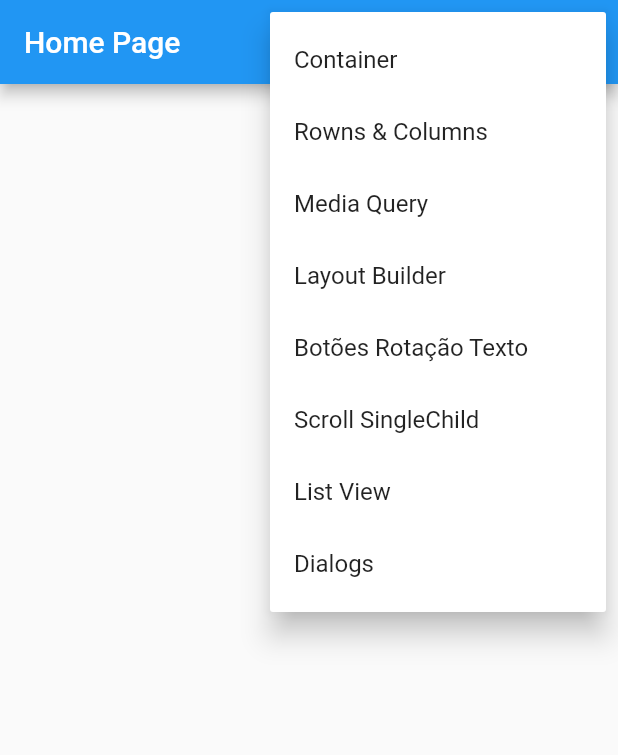
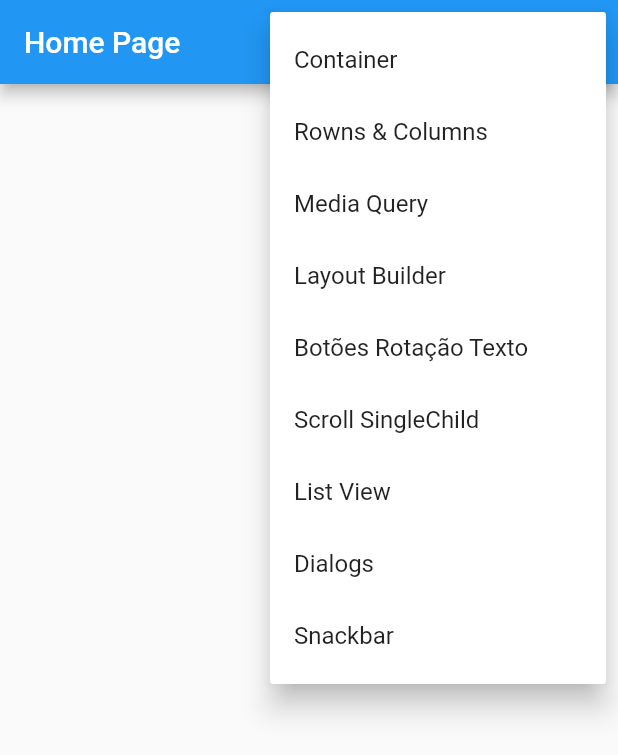
Before and after one commit to JnrMoraes/flutter-popup-menu, a Flutter app: the screen it shows after launch, after a tap on the "more vert" icon, on a phone screen of 412 x 824 dp. Shown: the top 755 px of the screen. Run offline on Flutter 3.47's test engine with Material 2 defaults, Android fonts, the phone set to English and light mode, and no system bars; our stand-ins replace device_preview.

Commit message:
Snackbar

```diff
--- a/lib/main.dart
+++ b/lib/main.dart
@@ -10,6 +10,7 @@ import 'package:study/pages/scrolls/single_child_scroll_view_page.dart';
 import 'pages/dialogs/dialogs_page.dart';
 import 'pages/home/home_page.dart';
 import 'pages/rows_columns/row_column_page.dart';
+import 'pages/snackbar/snackbar_page.dart';
 
 void main() {
   runApp(DevicePreview(
@@ -26,11 +27,13 @@ class MyApp extends StatelessWidget {
     return MaterialApp(
       debugShowCheckedModeBanner: false,
       title: 'Flutter Demo',
+      theme: ThemeData(
+        primaryColor: Colors.amberAccent,
+      ),
       useInheritedMediaQuery: true,
       locale: DevicePreview.locale(context),
       builder: DevicePreview.appBuilder,
-      theme: ThemeData.light(),
-      darkTheme: ThemeData.dark(),
+
       routes: {
         '/': (_) => const HomePage(),
         '/container': (_) => const ContainerPage(),
@@ -41,6 +44,7 @@ class MyApp extends StatelessWidget {
         '/scroll/single_child': (_) => const SingleChildScrollViewPage(),
         '/scroll/list_view': (_) => const ListViewPage(),
         '/dialogs': (_) => const DialogsPage(),
+        '/snackbar': (_) => const SnackbarPage(),
 
       },
     );
--- a/lib/pages/home/home_page.dart
+++ b/lib/pages/home/home_page.dart
@@ -9,6 +9,7 @@ enum PopupMenuPages {
   singleChildScrollView,
   listView,
   dialogs,
+  snackbar,
 }
 
 class HomePage extends StatelessWidget {
@@ -47,6 +48,9 @@ class HomePage extends StatelessWidget {
                 case PopupMenuPages.dialogs:
                   Navigator.of(context).pushNamed('/dialogs');
                   break;
+                case PopupMenuPages.snackbar:
+                  Navigator.of(context).pushNamed('/snackbar');
+                  break;
               }
             },
             itemBuilder: (BuildContext context) {
@@ -78,9 +82,13 @@ class HomePage extends StatelessWidget {
                 const PopupMenuItem<PopupMenuPages>(
                   value: PopupMenuPages.listView,
                   child: Text('List View'),
-                ), const PopupMenuItem<PopupMenuPages>(
+                ),
+                const PopupMenuItem<PopupMenuPages>(
                   value: PopupMenuPages.dialogs,
                   child: Text('Dialogs'),
+                ),const PopupMenuItem<PopupMenuPages>(
+                  value: PopupMenuPages.snackbar,
+                  child: Text('Snackbar'),
                 ),
               ];
             },
--- /dev/null
+++ b/lib/pages/snackbar/snackbar_page.dart
@@ -0,0 +1,46 @@
+// ignore_for_file: avoid_print
+
+import 'package:flutter/material.dart';
+
+class SnackbarPage extends StatelessWidget {
+  const SnackbarPage({Key? key}) : super(key: key);
+
+  @override
+  Widget build(BuildContext context) {
+    return Scaffold(
+      appBar: AppBar(
+        title: const Text('Snackbar'),
+      ),
+      body: Center(
+        child: Column(
+          mainAxisAlignment: MainAxisAlignment.center,
+          children: [
+            ElevatedButton(
+                onPressed: () {
+                  const snackBar = SnackBar(
+                    content: Center(child: Text('Usuário salvo com sucesso')),
+                    backgroundColor: Colors.blueGrey,
+                  );
+                  ScaffoldMessenger.of(context).showSnackBar(snackBar);
+                },
+                child: const Text('Smiples SnackBar')),
+            ElevatedButton(
+                onPressed: () {
+                  var snackBar = SnackBar(
+                    content: const Center(child: Text('Usuário salvo com sucesso')),
+                    backgroundColor: Colors.blueGrey,
+                    action: SnackBarAction(
+                        label: 'Desfazer',
+                        onPressed: () {
+                          print('Snackbar clicada!');
+                        }),
+                  );
+                  ScaffoldMessenger.of(context).showSnackBar(snackBar);
+                },
+                child: const Text('Action SnackBar')),
+          ],
+        ),
+      ),
+    );
+  }
+}
```
